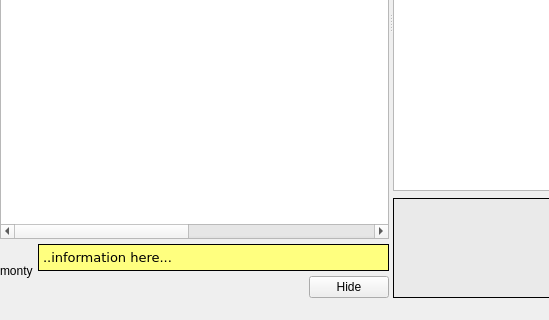
This is uman/src/QUMainWindow.ui in UltraStar-Deluxe/UltraStar-Manager as Qt 5 draws it before an edit; both pictures show x 0 to 549 and y 274 to 594 of the 915 by 594 pixel window. The edited form follows.
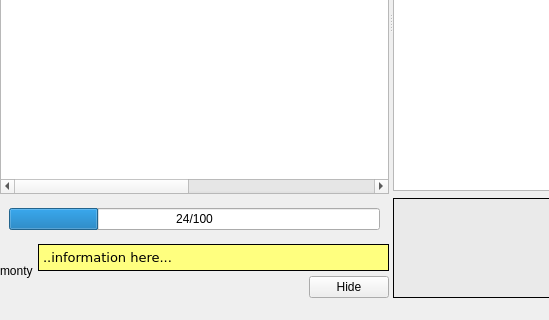
This is the edited form. Icons and pictures are not drawn.

Commit message: - default values for genre added - Monty stores the genre list :)

Diff of the .ui file:
```diff
--- a/uman/src/QUMainWindow.ui
+++ b/uman/src/QUMainWindow.ui
@@ -107,6 +107,34 @@
           </column>
          </widget>
         </item>
+        <item>
+         <widget class="QFrame" name="progressFrame" >
+          <property name="frameShape" >
+           <enum>QFrame::NoFrame</enum>
+          </property>
+          <property name="frameShadow" >
+           <enum>QFrame::Raised</enum>
+          </property>
+          <layout class="QVBoxLayout" >
+           <item>
+            <widget class="QProgressBar" name="progressBar" >
+             <property name="value" >
+              <number>24</number>
+             </property>
+             <property name="alignment" >
+              <set>Qt::AlignRight</set>
+             </property>
+             <property name="invertedAppearance" >
+              <bool>false</bool>
+             </property>
+             <property name="format" >
+              <string>%v/%m</string>
+             </property>
+            </widget>
+           </item>
+          </layout>
+         </widget>
+        </item>
         <item>
          <widget class="QFrame" name="helpFrame" >
           <property name="frameShape" >
```
The commit also changes 9 other files.
